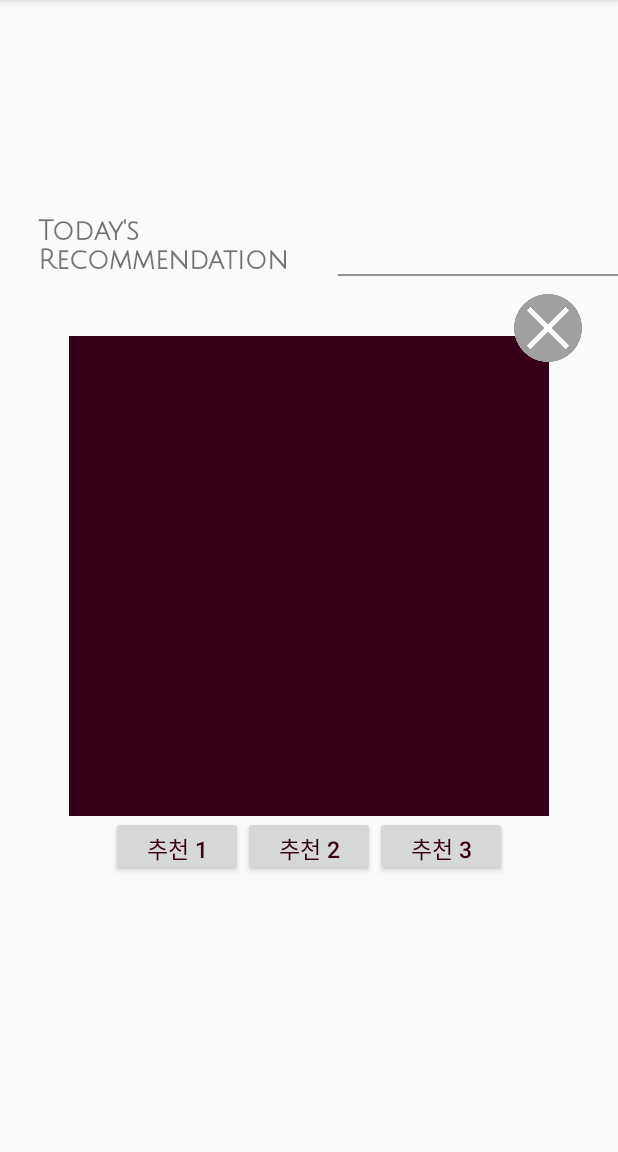
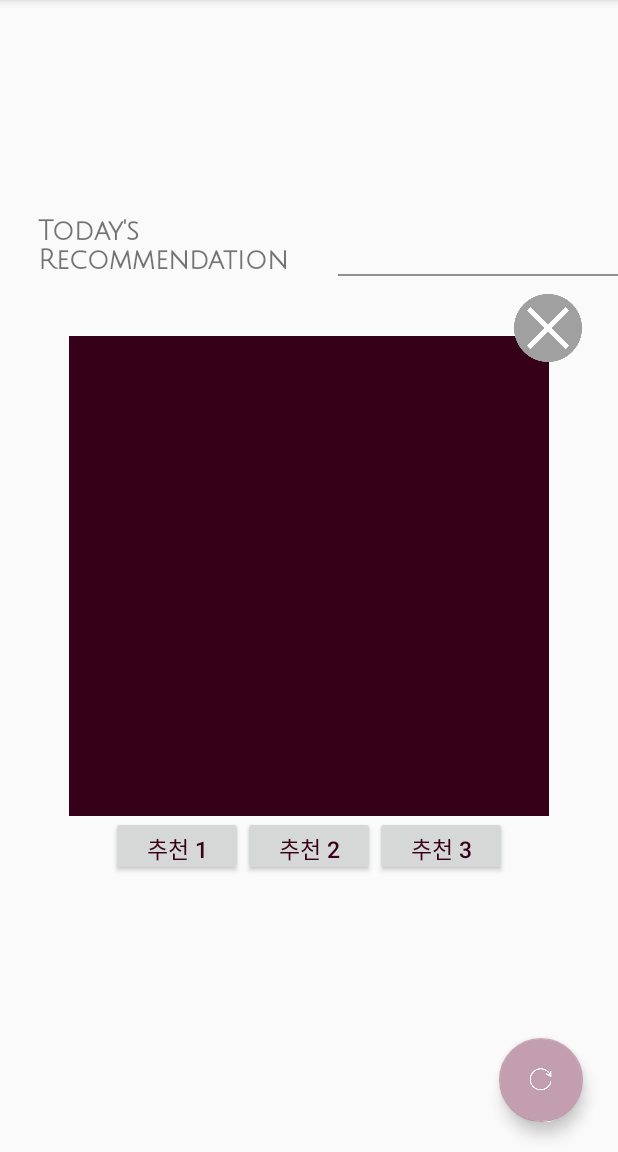
Before and after one commit to rrrjuchin/CLOSETCLOSER, an Android app: the DailyRecommendationActivity screen opened directly, with no data from a screen before it, on a phone screen of 412 x 824 dp, the part 84-1236 px from its top. Run offline under Robolectric (Android 15) with nearby library versions, the phone set to English and light mode, and no system bars; our stand-ins replace Firebase (no records; nobody signed in at launch, a user with empty details on screens opened directly).

Commit message:
added button
recommendation layout

```diff
--- a/ClosetCloser/app/src/main/java/com/team1/se2018/closetcloser/DailyRecommendationActivity.java
+++ b/ClosetCloser/app/src/main/java/com/team1/se2018/closetcloser/DailyRecommendationActivity.java
@@ -3,6 +3,7 @@ package com.team1.se2018.closetcloser;
 import android.content.Context;
 import android.net.Uri;
 import android.os.Bundle;
+import android.support.design.widget.FloatingActionButton;
 import android.support.v4.app.Fragment;
 import android.support.v4.app.FragmentTransaction;
 import android.view.LayoutInflater;
@@ -106,6 +107,15 @@ public class DailyRecommendationActivity extends Fragment
             }
         });
 
+        FloatingActionButton refreshBtn = (FloatingActionButton) view.findViewById(R.id.btn_refresh);
+        refreshBtn.setOnClickListener(new View.OnClickListener() {
+            @Override
+            public void onClick(View v) {
+                // get new recommendation
+
+            }
+        });
+
     }
 
 
--- a/ClosetCloser/app/src/main/java/com/team1/se2018/closetcloser/SRChildFragment.java
+++ b/ClosetCloser/app/src/main/java/com/team1/se2018/closetcloser/SRChildFragment.java
@@ -36,7 +36,6 @@ public class SRChildFragment extends Fragment {
             }
         });
 
-
         return rootView;
     }
 
@@ -58,7 +57,6 @@ public class SRChildFragment extends Fragment {
         mListener = null;
     }
 
-
     public interface OnFragmentInteractionListener {
         // TODO: Update argument type and name
         void messageFromChildFragment(Uri uri);
--- a/ClosetCloser/app/src/main/java/com/team1/se2018/closetcloser/SRListItemView1.java
+++ b/ClosetCloser/app/src/main/java/com/team1/se2018/closetcloser/SRListItemView1.java
@@ -58,8 +58,7 @@ public class SRListItemView1 implements Parcelable
         return in_sr1;
     }
 
-    public String getPrice()
-    {
+    public String getPrice() {
         return price_sr1;
     }
 
--- a/ClosetCloser/app/src/main/res/layout/activity_daily_recommendation.xml
+++ b/ClosetCloser/app/src/main/res/layout/activity_daily_recommendation.xml
@@ -43,7 +43,8 @@
         android:layout_centerInParent="true">
 
 
-        <android.support.design.circularreveal.CircularRevealRelativeLayout xmlns:android="http://schemas.android.com/apk/res/android"
+        <android.support.design.circularreveal.CircularRevealRelativeLayout
+            xmlns:android="http://schemas.android.com/apk/res/android"
             android:id="@+id/imageView"
             android:layout_width="match_parent"
             android:layout_height="400dp"
@@ -109,6 +110,19 @@
 
     </RelativeLayout>
 
+    <android.support.design.widget.FloatingActionButton
+        android:id="@+id/btn_refresh"
+        android:layout_width="wrap_content"
+        android:layout_height="wrap_content"
+        android:layout_alignParentEnd="true"
+        android:layout_alignParentRight="true"
+        android:layout_alignParentBottom="true"
+        android:layout_marginEnd="23dp"
+        android:layout_marginRight="20dp"
+        android:layout_marginBottom="20dp"
+        android:clickable="true"
+        app:fabSize="normal"
+        app:srcCompat="@drawable/refresh" />
 
 
 </RelativeLayout>
```
Also changed, not shown: 191 other files.
